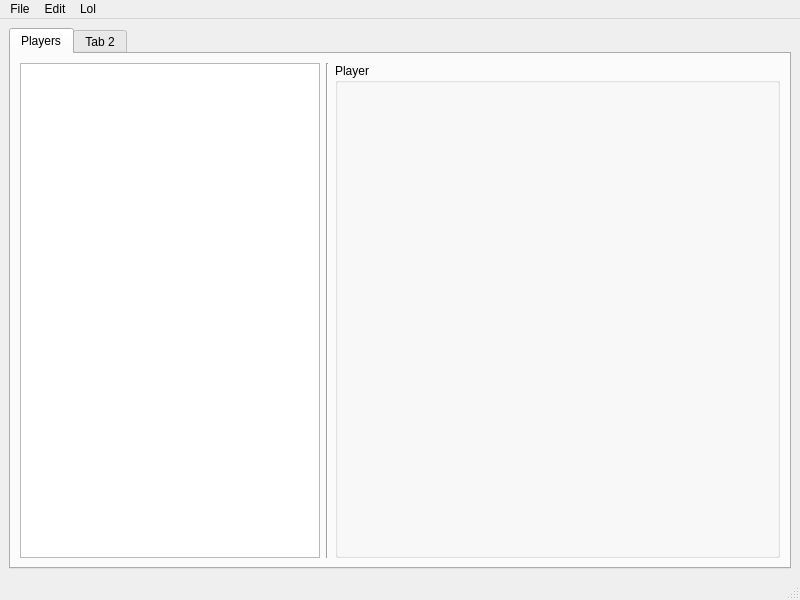
Qt form qttest.ui (centowen/pybaduk) before a commit.
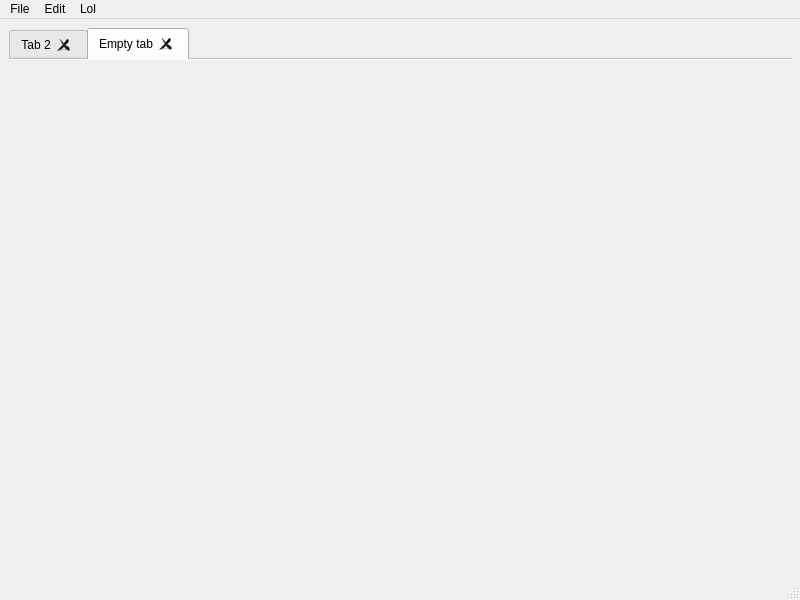
The same form after that commit.

Commit message: Flushed out player tab with ui, still no connection to code.

What changed in the file:
```diff
--- a/qttest.ui
+++ b/qttest.ui
@@ -17,78 +17,35 @@
    <layout class="QVBoxLayout" name="verticalLayout">
     <item>
      <widget class="QTabWidget" name="tabWidget">
+      <property name="autoFillBackground">
+       <bool>true</bool>
+      </property>
       <property name="currentIndex">
        <number>0</number>
       </property>
-      <widget class="QWidget" name="tab">
-       <attribute name="title">
-        <string>Players</string>
-       </attribute>
-       <layout class="QHBoxLayout" name="horizontalLayout">
-        <item>
-         <widget class="QTableWidget" name="tableWidget">
-          <property name="enabled">
-           <bool>true</bool>
-          </property>
-          <property name="sizePolicy">
-           <sizepolicy hsizetype="Minimum" vsizetype="Expanding">
-            <horstretch>0</horstretch>
-            <verstretch>0</verstretch>
-           </sizepolicy>
-          </property>
-          <property name="minimumSize">
-           <size>
-            <width>300</width>
-            <height>0</height>
-           </size>
-          </property>
-          <property name="autoScrollMargin">
-           <number>10</number>
-          </property>
-          <property name="alternatingRowColors">
-           <bool>true</bool>
-          </property>
-          <property name="selectionBehavior">
-           <enum>QAbstractItemView::SelectRows</enum>
-          </property>
-          <property name="sortingEnabled">
-           <bool>true</bool>
-          </property>
-          <attribute name="horizontalHeaderDefaultSectionSize">
-           <number>70</number>
-          </attribute>
-          <attribute name="horizontalHeaderMinimumSectionSize">
-           <number>36</number>
-          </attribute>
-         </widget>
-        </item>
-        <item>
-         <widget class="Line" name="line">
-          <property name="orientation">
-           <enum>Qt::Vertical</enum>
-          </property>
-         </widget>
-        </item>
-        <item>
-         <widget class="QGroupBox" name="groupBox">
-          <property name="sizePolicy">
-           <sizepolicy hsizetype="Expanding" vsizetype="Expanding">
-            <horstretch>0</horstretch>
-            <verstretch>0</verstretch>
-           </sizepolicy>
-          </property>
-          <property name="title">
-           <string>Player</string>
-          </property>
-         </widget>
-        </item>
-       </layout>
-      </widget>
+      <property name="usesScrollButtons">
+       <bool>true</bool>
+      </property>
+      <property name="documentMode">
+       <bool>true</bool>
+      </property>
+      <property name="tabsClosable">
+       <bool>true</bool>
+      </property>
+      <property name="movable">
+       <bool>true</bool>
+      </property>
       <widget class="QWidget" name="tab_2">
        <attribute name="title">
         <string>Tab 2</string>
        </attribute>
       </widget>
+      <widget class="QWidget" name="tab">
+       <attribute name="title">
+        <string>Empty tab</string>
+       </attribute>
+       <layout class="QHBoxLayout" name="horizontalLayout"/>
+      </widget>
      </widget>
     </item>
    </layout>
```
Left out of the diff: 5 changed lines with no effect on the pictures. The commit also changes 2 other files.
